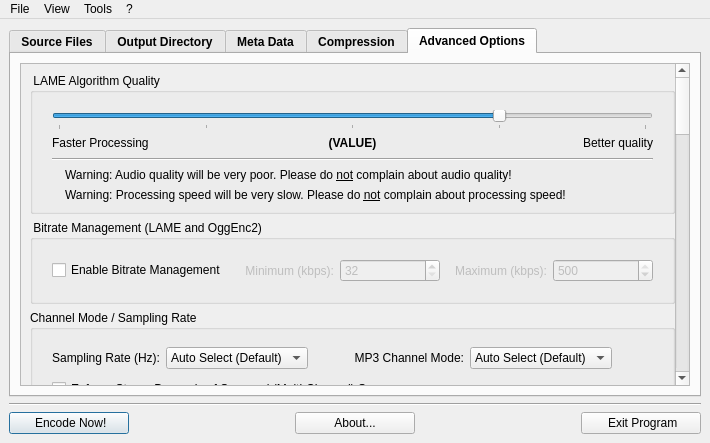
The window that gui/MainWindow.ui (lordmulder/LameXP) describes before a commit, drawn with Qt 5.
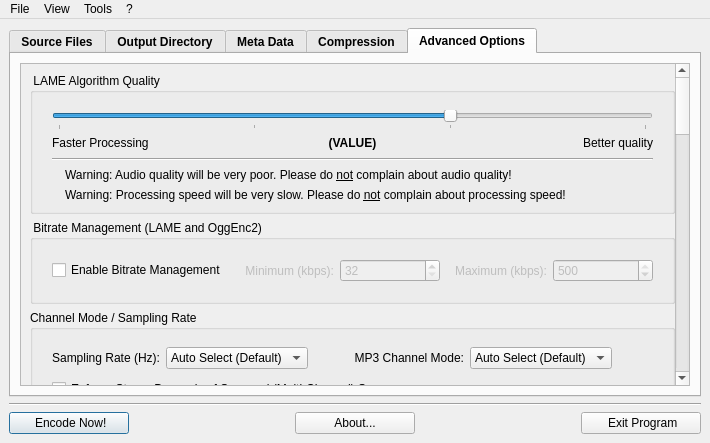
The same window after the commit. The open tabs and pages were chosen to show the change. Icons and pictures are not drawn.

The edit to the form file:
```diff
--- a/gui/MainWindow.ui
+++ b/gui/MainWindow.ui
@@ -1669,13 +1669,13 @@
                      <item row="1" column="1" colspan="3">
                       <widget class="QSlider" name="sliderLameAlgoQuality">
                        <property name="maximum">
-                        <number>4</number>
+                        <number>3</number>
                        </property>
                        <property name="pageStep">
                         <number>1</number>
                        </property>
                        <property name="value">
-                        <number>3</number>
+                        <number>2</number>
                        </property>
                        <property name="orientation">
                         <enum>Qt::Horizontal</enum>
```
